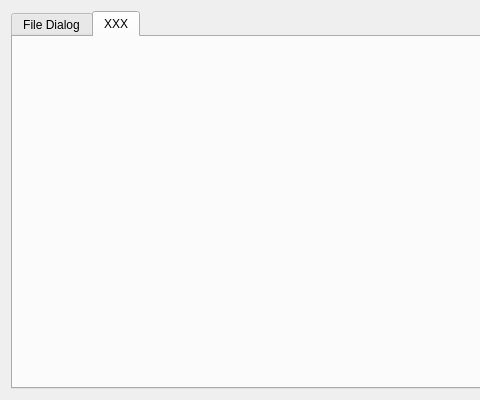
pasnox/qtwidgetsextra, file runner/resources/QtWidgetsExtra.ui: the form before one commit; both pictures show x 0 to 480 and y 0 to 400 of the 700 by 400 pixel window.
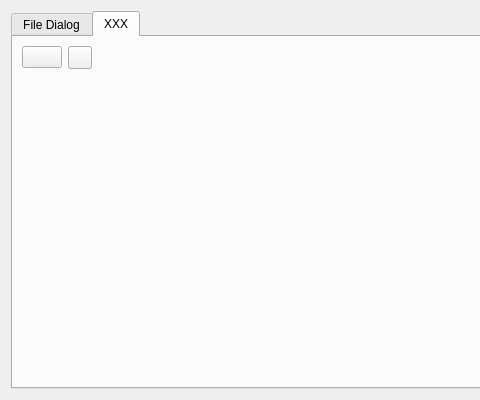
The form after the commit. The open tabs and pages were chosen to show the change. Custom widgets are drawn as their Qt base class.

Commit message: Add QColorPushButton and QColorToolButton. QColorDialog::ColorDialogOptions is not yet handled by Qt Designer, I will have to handle that in some way.

```diff
--- a/runner/resources/QtWidgetsExtra.ui
+++ b/runner/resources/QtWidgetsExtra.ui
@@ -179,6 +179,59 @@
       <attribute name="title">
        <string>XXX</string>
       </attribute>
+      <layout class="QGridLayout" name="gridLayout_2">
+       <item row="0" column="0">
+        <widget class="QColorPushButton" name="colorPushButton">
+         <property name="color">
+          <color alpha="74">
+           <red>72</red>
+           <green>81</green>
+           <blue>230</blue>
+          </color>
+         </property>
+        </widget>
+       </item>
+       <item row="0" column="1">
+        <widget class="QColorToolButton" name="colorToolButton">
+         <property name="toolButtonStyle">
+          <enum>Qt::ToolButtonIconOnly</enum>
+         </property>
+         <property name="color">
+          <color>
+           <red>63</red>
+           <green>21</green>
+           <blue>223</blue>
+          </color>
+         </property>
+        </widget>
+       </item>
+       <item row="0" column="2">
+        <spacer name="horizontalSpacer">
+         <property name="orientation">
+          <enum>Qt::Horizontal</enum>
+         </property>
+         <property name="sizeHint" stdset="0">
+          <size>
+           <width>470</width>
+           <height>20</height>
+          </size>
+         </property>
+        </spacer>
+       </item>
+       <item row="1" column="0" colspan="3">
+        <spacer name="verticalSpacer_2">
+         <property name="orientation">
+          <enum>Qt::Vertical</enum>
+         </property>
+         <property name="sizeHint" stdset="0">
+          <size>
+           <width>288</width>
+           <height>278</height>
+          </size>
+         </property>
+        </spacer>
+       </item>
+      </layout>
      </widget>
     </widget>
    </item>
@@ -215,6 +268,16 @@
    <extends>QLineEdit</extends>
    <header>QOpenFolderLineEdit.h</header>
   </customwidget>
+  <customwidget>
+   <class>QColorPushButton</class>
+   <extends>QPushButton</extends>
+   <header>QColorPushButton.h</header>
+  </customwidget>
+  <customwidget>
+   <class>QColorToolButton</class>
+   <extends>QToolButton</extends>
+   <header>QColorToolButton.h</header>
+  </customwidget>
  </customwidgets>
  <resources/>
  <connections>
```
Left out of the diff: 6 changed lines with no effect on the pictures. The commit also changes 11 other files.
